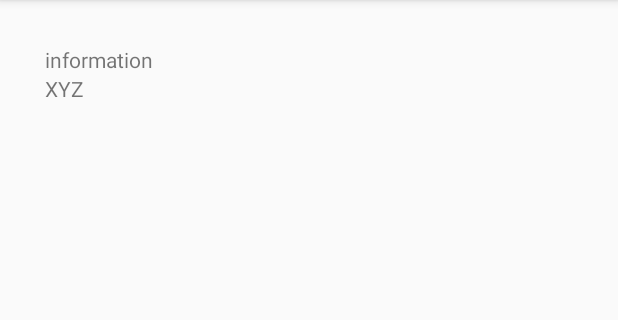
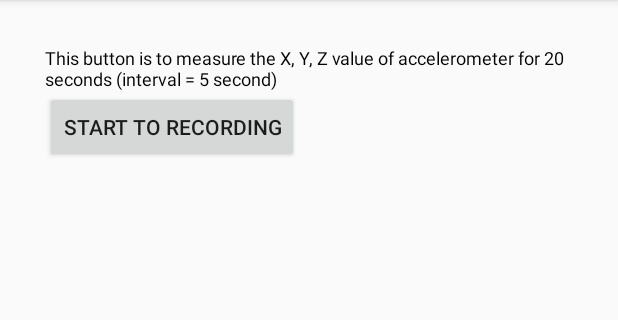
Before and after one commit to jokercsi/AndroidStudioPractice, an Android app: the screen it shows after launch (LGSensorActivity), on a phone screen of 412 x 824 dp, the part 84-404 px from its top. Run offline under Robolectric (Android 15) with nearby library versions, the phone set to English and light mode, and no system bars.

Commit message:
finish all lectures

```diff
--- a/LGSensorMonitor/app/src/main/AndroidManifest.xml
+++ b/LGSensorMonitor/app/src/main/AndroidManifest.xml
@@ -1,7 +1,8 @@
 <?xml version="1.0" encoding="utf-8"?>
 <manifest xmlns:android="http://schemas.android.com/apk/res/android"
     package="jp.aoyama.a5817028.lgsensormonitor">
-
+    <uses-permission android:name="android.permission.ACCESS_COARSE_LOCATION" />
+    <uses-permission android:name="android.permission.ACCESS_FINE_LOCATION" />
     <application
         android:allowBackup="true"
         android:icon="@mipmap/ic_launcher"
@@ -13,6 +14,8 @@
             <intent-filter>
                 <action android:name="android.intent.action.MAIN" />
 
+
+
                 <category android:name="android.intent.category.LAUNCHER" />
             </intent-filter>
         </activity>
--- a/LGSensorMonitor/app/src/main/res/layout/lg_sensor_layout_main.xml
+++ b/LGSensorMonitor/app/src/main/res/layout/lg_sensor_layout_main.xml
@@ -26,41 +26,26 @@
         android:orientation="vertical"
         android:padding="30dp">
 
+        <TextView
+            android:id="@+id/explain"
+            android:layout_width="wrap_content"
+            android:layout_height="wrap_content"
+            android:text="This button is to measure the X, Y, Z value of accelerometer for 20 seconds (interval = 5 second)"
+            android:textSize="12sp"
+            android:textColor="@color/black"/>
+
+        <Button
+            android:id="@+id/button_id"
+            android:layout_height="wrap_content"
+            android:layout_width="wrap_content"
+            android:text="Start to recording" />
 
         <TextView
             android:id="@+id/accelerator"
             android:layout_width="wrap_content"
             android:layout_height="wrap_content"
-            android:text="information" />
+            android:text="\n" />
 
-        <LinearLayout
-            android:layout_width="match_parent"
-            android:layout_height="match_parent"
-            android:orientation="horizontal"
-            >
-
-            <!-- X, Y, Z 중력가속도 -->
-            <TextView
-                android:id="@+id/xAxis"
-                android:layout_width="wrap_content"
-                android:layout_height="wrap_content"
-                android:text="X"
-                />
-
-            <TextView
-                android:id="@+id/yAxis"
-                android:layout_width="wrap_content"
-                android:layout_height="wrap_content"
-                android:text="Y"
-                />
-
-            <TextView
-                android:id="@+id/zAxis"
-                android:layout_width="wrap_content"
-                android:layout_height="wrap_content"
-                android:text="Z"
-                />
-        </LinearLayout>
     </LinearLayout>
 
 
```
Also changed, not shown: LGSensorMonitor/app/src/main/java/jp/aoyama/a5817028/lgsensormonitor/LGSensorActivity.java (+70 -50 lines).
